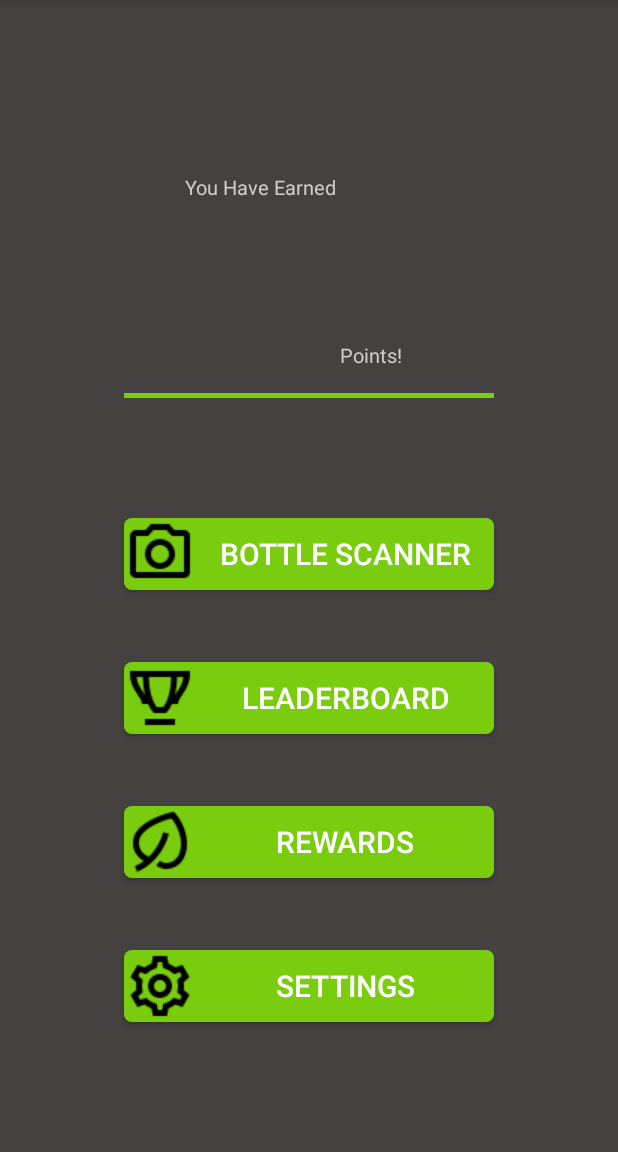
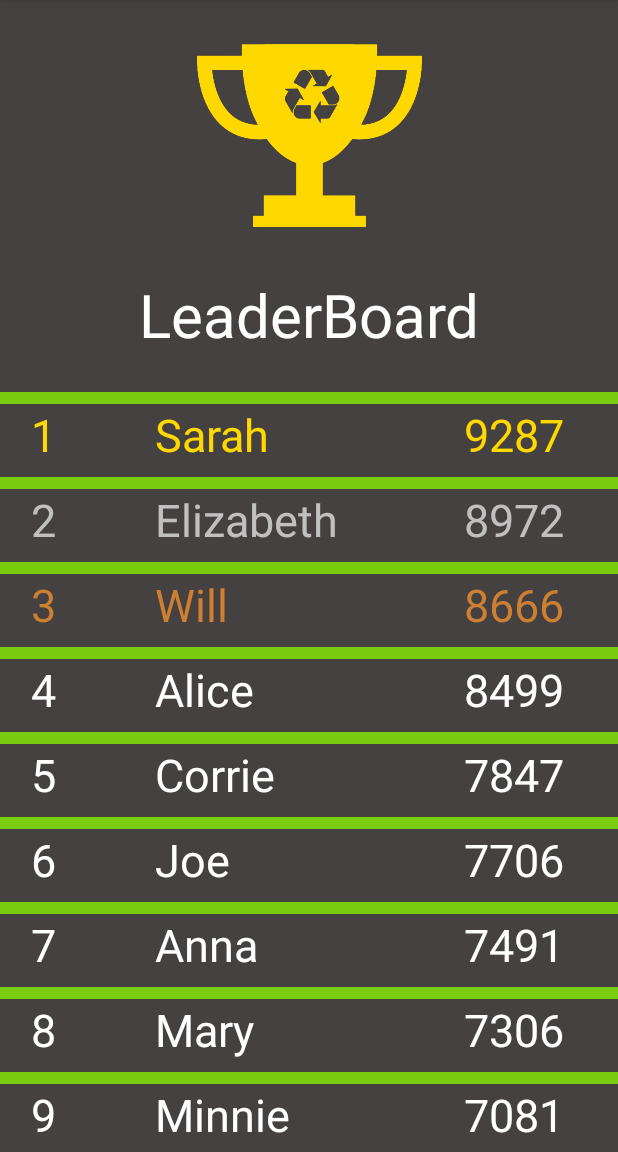
Before and after one commit to Gsilver123/CanScan, an Android app: the HomeFragment screen opened directly, with no data from a screen before it, after a tap on "LEADERBOARD", on a phone screen of 412 x 824 dp, the part 84-1236 px from its top. Run offline under Robolectric (Android 15) with nearby library versions, the phone set to English and light mode, and no system bars; libraries missing offline, so code that uses them is left out: com.mongodb.stitch, org.bson; 3 statements that could not run were skipped.

Commit message:
Added the LeaderBoard
Added the Recycler view for the LeaderBoard. Also fixed a bug in the camera that would result in a possible crash, when the user is first prompted for the camera permissions. LeaderBoard is randomized, with a preset list of names (Just common ones I found on the internet). The users name is factored in aswell.

```diff
--- a/app/build.gradle
+++ b/app/build.gradle
@@ -33,4 +33,5 @@ dependencies {
     androidTestImplementation 'com.android.support.test:runner:1.0.2'
     androidTestImplementation 'com.android.support.test.espresso:espresso-core:3.0.2'
     implementation 'com.google.android.gms:play-services-vision:17.0.2'
+    implementation 'com.android.support:recyclerview-v7:28.0.0'
 }
--- a/app/src/main/java/com/example/canscan/Barcode/BarcodeCameraActivity.java
+++ b/app/src/main/java/com/example/canscan/Barcode/BarcodeCameraActivity.java
@@ -3,6 +3,7 @@ package com.example.canscan.Barcode;
 import android.Manifest;
 import android.content.Context;
 import android.content.DialogInterface;
+import android.content.Intent;
 import android.content.pm.PackageManager;
 import android.graphics.Bitmap;
 import android.graphics.BitmapFactory;
@@ -48,6 +49,8 @@ public class BarcodeCameraActivity extends AppCompatActivity implements View.OnC
         super.onCreate(savedInstanceState);
         setContentView(R.layout.barcode_camera_scanner);
 
+        requestPermissionForCamera();
+
         initializeViewVariables();
         setOnClickListeners();
 
@@ -55,7 +58,6 @@ public class BarcodeCameraActivity extends AppCompatActivity implements View.OnC
         setCameraSource();
 
         initializeBarcodeDetector();
-        requestPermissionForCamera();
         initializeCameraSource(this);
     }
 
@@ -129,7 +131,9 @@ public class BarcodeCameraActivity extends AppCompatActivity implements View.OnC
         if (MY_CAMERA_PERMISSIONS == requestCode) {
             if (grantResults.length > 0
                     && grantResults[0] == PackageManager.PERMISSION_GRANTED) {
-                initializeCameraSource(this);
+                Intent intent = getIntent();
+                finish();
+                startActivity(intent);
             }
         }
     }
@@ -157,7 +161,12 @@ public class BarcodeCameraActivity extends AppCompatActivity implements View.OnC
 
             @Override
             public void surfaceDestroyed(SurfaceHolder holder) {
-                mCameraSource.release();
+                try {
+                    mCameraSource.release();
+                }
+                catch (NullPointerException exception) {
+                    exception.printStackTrace();
+                }
             }
         });
     }
@@ -195,10 +204,10 @@ public class BarcodeCameraActivity extends AppCompatActivity implements View.OnC
 
                     AlertDialog dialog = new AlertDialog.Builder(this)
                             .setMessage("Barcode already scanned")
-                            .setNeutralButton("Ok", (dialog1, which) -> {
-                                dialog1.dismiss();
+                            .setNeutralButton("Ok", (dialogInterface, which) -> {
+                                dialogInterface.dismiss();
                             })
-                            .setOnDismissListener(dialog12 -> {
+                            .setOnDismissListener(dialogInterface -> {
                                 finish();
                             })
                             .create();
--- a/app/src/main/java/com/example/canscan/Home/HomeFragment.java
+++ b/app/src/main/java/com/example/canscan/Home/HomeFragment.java
@@ -4,6 +4,7 @@ import android.content.Intent;
 import android.os.Bundle;
 import android.support.annotation.NonNull;
 import android.support.v4.app.Fragment;
+import android.support.v4.app.FragmentTransaction;
 import android.view.LayoutInflater;
 import android.view.View;
 import android.view.ViewGroup;
@@ -12,9 +13,12 @@ import android.widget.TextView;
 import android.widget.Toast;
 
 import com.example.canscan.Barcode.BarcodeCameraActivity;
+import com.example.canscan.LeaderBoardFragment;
 import com.example.canscan.R;
 import com.example.canscan.User.UserLab;
 import com.example.canscan.User.UserLab.DatabaseObserver;
+
+import java.util.Objects;
 
 public class HomeFragment extends Fragment implements View.OnClickListener, DatabaseObserver {
 
@@ -73,7 +77,7 @@ public class HomeFragment extends Fragment implements View.OnClickListener, Data
                 startCameraActivity();
                 break;
             case R.id.leader_board_btn:
-                Toast.makeText(getContext(), "Leader Boards", Toast.LENGTH_SHORT).show();
+                startFragment(new LeaderBoardFragment());
                 break;
             case R.id.rewards_btn:
                 Toast.makeText(getContext(), "Rewards", Toast.LENGTH_SHORT).show();
@@ -91,4 +95,11 @@ public class HomeFragment extends Fragment implements View.OnClickListener, Data
         Intent intent = new Intent(getContext(), BarcodeCameraActivity.class);
         startActivity(intent);
     }
+
+    private void startFragment(Fragment fragment) {
+        FragmentTransaction transaction = Objects.requireNonNull(getActivity()).getSupportFragmentManager().beginTransaction();
+        transaction.add(R.id.main_fragment_container, fragment);
+        transaction.addToBackStack(null);
+        transaction.commit();
+    }
 }
--- /dev/null
+++ b/app/src/main/java/com/example/canscan/LeaderBoardFragment.java
@@ -0,0 +1,120 @@
+package com.example.canscan;
+
+import android.os.Bundle;
+import android.support.annotation.NonNull;
+import android.support.v4.app.Fragment;
+import android.support.v7.widget.LinearLayoutManager;
+import android.support.v7.widget.RecyclerView;
+import android.view.LayoutInflater;
+import android.view.View;
+import android.view.ViewGroup;
+import android.widget.TextView;
+
+import com.example.canscan.User.User;
+import com.example.canscan.User.UserLab;
+
+import java.util.ArrayList;
+
+public class LeaderBoardFragment extends Fragment {
+
+    private LeaderBoardAdapter mLeaderBoardAdapter;
+    private RecyclerView mLeaderBoardRecyclerView;
+
+    @Override
+    public void onCreate(Bundle savedInstanceState) {
+        super.onCreate(savedInstanceState);
+    }
+
+    public View onCreateView(LayoutInflater inflater, ViewGroup container, Bundle bundle) {
+        View view = inflater.inflate(R.layout.leader_board, container, false);
+
+        UserLab.get().createLeaderBoardList();
+
+        mLeaderBoardRecyclerView = view.findViewById(R.id.leader_board_recyclerView);
+        mLeaderBoardRecyclerView.setLayoutManager(new LinearLayoutManager(getActivity()));
+
+        updateUI();
+
+        return view;
+    }
+
+    private void updateUI() {
+        if (mLeaderBoardAdapter == null) {
+            mLeaderBoardAdapter = new LeaderBoardAdapter();
+            mLeaderBoardRecyclerView.setAdapter(mLeaderBoardAdapter);
+        }
+    }
+
+    class LeaderBoardHolder extends RecyclerView.ViewHolder {
+
+        private TextView mPositionTextView;
+        private TextView mUsernameTextView;
+        private TextView mPointsTextView;
+
+        LeaderBoardHolder(@NonNull LayoutInflater inflater, ViewGroup container) {
+            super(inflater.inflate(R.layout.leader_board_list_item, container, false));
+
+            mPositionTextView = itemView.findViewById(R.id.leader_board_position_textView);
+            mUsernameTextView = itemView.findViewById(R.id.leader_board_username_textView);
+            mPointsTextView = itemView.findViewById(R.id.leader_board_points_textView);
+        }
+
+        void bind(User user, int position) {
+            mPositionTextView.setText(String.valueOf(position + 1));
+            mUsernameTextView.setText(user.getUsername());
+            mPointsTextView.setText(String.valueOf(user.getScore()));
+
+            colorRanking(position + 1);
+        }
+
+        void colorRanking(int position) {
+            switch (position) {
+                case 1:
+                    mPositionTextView.setTextColor(getContext().getColor(R.color.gold));
+                    mUsernameTextView.setTextColor(getContext().getColor(R.color.gold));
+                    mPointsTextView.setTextColor(getContext().getColor(R.color.gold));
+                    break;
+                case 2:
+                    mPositionTextView.setTextColor(getContext().getColor(R.color.silver));
+                    mUsernameTextView.setTextColor(getContext().getColor(R.color.silver));
+                    mPointsTextView.setTextColor(getContext().getColor(R.color.silver));
+                    break;
+                case 3:
+                    mPositionTextView.setTextColor(getContext().getColor(R.color.bronze));
+                    mUsernameTextView.setTextColor(getContext().getColor(R.color.bronze));
+                    mPointsTextView.setTextColor(getContext().getColor(R.color.bronze));
+                    break;
+                default:
+                    mPositionTextView.setTextColor(getContext().getColor(R.color.white));
+                    mUsernameTextView.setTextColor(getContext().getColor(R.color.white));
+                    mPointsTextView.setTextColor(getContext().getColor(R.color.white));
+                    break;
+            }
+        }
+    }
+
+    private class LeaderBoardAdapter extends RecyclerView.Adapter<LeaderBoardHolder> {
+
+        ArrayList<User> mLeaderBoardUsers;
+
+        LeaderBoardAdapter() {
+            mLeaderBoardUsers = UserLab.get().getLeaderBoardUserList();
+        }
+
+        @NonNull
+        @Override
+        public LeaderBoardHolder onCreateViewHolder(@NonNull ViewGroup viewGroup, int i) {
+            return new LeaderBoardHolder(LayoutInflater.from(getActivity()), viewGroup);
+        }
+
+        @Override
+        public void onBindViewHolder(@NonNull LeaderBoardHolder leaderBoardHolder, int i) {
+            leaderBoardHolder.bind(mLeaderBoardUsers.get(i), i);
+        }
+
+        @Override
+        public int getItemCount() {
+            return mLeaderBoardUsers.size();
+        }
+    }
+}
--- a/app/src/main/java/com/example/canscan/LoginActivity.java
+++ b/app/src/main/java/com/example/canscan/LoginActivity.java
@@ -1,6 +1,7 @@
 package com.example.canscan;
 
 import android.content.Intent;
+import android.support.v7.app.AlertDialog;
 import android.support.v7.app.AppCompatActivity;
 import android.os.Bundle;
 import android.text.TextUtils;
@@ -133,7 +134,18 @@ public class LoginActivity extends AppCompatActivity implements View.OnClickList
     }
 
     private void compareUserInputToDatabase(List<Document> documents) throws JSONException {
-        if (documents.get(0) == null) {
+        try {
+            documents.get(0);
+        }
+        catch (IndexOutOfBoundsException exception) {
+            Log.d(STITCH, "No document found");
+            AlertDialog dialog = new AlertDialog.Builder(this)
+                    .setMessage("User not found")
+                    .setNeutralButton("Ok", (dialogInterface, which) -> {
+                        dialogInterface.dismiss();
+                    })
+                    .create();
+            dialog.show();
             return;
         }
 
--- a/app/src/main/java/com/example/canscan/User/User.java
+++ b/app/src/main/java/com/example/canscan/User/User.java
@@ -26,6 +26,16 @@ public class User {
 
     public void setScore(int score) {
         mScore = score;
+    }
+
+    public int compareTo(User user) {
+        if (mScore > user.getScore()) {
+            return -1;
+        }
+        else if (mScore == user.getScore()) {
+            return 0;
+        }
+        return 1;
     }
 
     static class Builder {
--- a/app/src/main/java/com/example/canscan/User/UserLab.java
+++ b/app/src/main/java/com/example/canscan/User/UserLab.java
@@ -9,6 +9,8 @@ import org.json.JSONException;
 import org.json.JSONObject;
 
 import java.util.ArrayList;
+import java.util.Collections;
+import java.util.Comparator;
 import java.util.List;
 import java.util.Objects;
 
@@ -26,6 +28,7 @@ public class UserLab {
 
     private static UserLab sUserLab;
     private ArrayList<DatabaseObserver> mDatabaseObservers = new ArrayList<>();
+    private ArrayList<User> mLeaderBoardUsers;
 
     public static UserLab get() {
         if (sUserLab == null) {
@@ -87,6 +90,27 @@ public class UserLab {
         }
     }
 
+    public void createLeaderBoardList() {
+        mLeaderBoardUsers = new ArrayList<>();
+
+        for (String name : RandomNameList.nameList) {
+            User user = new User.Builder()
+                    .setUsername(name)
+                    .setPassword("password")
+                    .setScore((int) (Math.random() * (10000)))
+                    .create();
+
+            mLeaderBoardUsers.add(user);
+        }
+        mLeaderBoardUsers.add(mCurrentUser);
+
+        Collections.sort(mLeaderBoardUsers, new UserComparator());
+    }
+
+    public ArrayList<User> getLeaderBoardUserList() {
+        return mLeaderBoardUsers;
+    }
+
     public void registerDatabaseObserver(DatabaseObserver databaseObserver) {
         if (!mDatabaseObservers.contains(databaseObserver)) {
             mDatabaseObservers.add(databaseObserver);
@@ -106,4 +130,19 @@ public class UserLab {
     public interface DatabaseObserver {
         void notifyObserverUserCreatedFromDatabase(boolean shouldPushToDatabase);
     }
+
+    private static class RandomNameList {
+
+        static final String[] nameList =  {"Mary", "Anna", "Emma", "Elizabeth", "Minnie", "Margaret",
+            "Ida", "Alice", "Bertha", "Sarah", "Angelina", "Corrie", "Maye", "Harry", "Fred", "David",
+            "Joe", "Charlie", "Richard", "Will", "Oscar", "Robert", "Frank", "Thomas", "Charles"};
+    }
+
+    private static class UserComparator implements Comparator<User> {
+
+        @Override
+        public int compare(User left, User right) {
+            return left.compareTo(right);
+        }
+    }
 }
--- /dev/null
+++ b/app/src/main/res/layout/leader_board.xml
@@ -0,0 +1,47 @@
+<?xml version="1.0" encoding="utf-8"?>
+<android.support.constraint.ConstraintLayout
+    xmlns:android="http://schemas.android.com/apk/res/android"
+    xmlns:app="http://schemas.android.com/apk/res-auto"
+    android:layout_width="match_parent"
+    android:layout_height="match_parent"
+    android:background="@color/colorPrimaryDark">
+
+    <ImageView
+        android:id="@+id/trophy_imageView"
+        android:layout_width="150dp"
+        android:layout_height="150dp"
+        android:background="@drawable/leaderboard_trophy"
+        android:layout_marginTop="16dp"
+        app:layout_constraintStart_toStartOf="parent"
+        app:layout_constraintEnd_toEndOf="parent"
+        app:layout_constraintTop_toTopOf="parent"/>
+
+    <TextView
+        android:id="@+id/leaderboard_textView"
+        android:layout_width="wrap_content"
+        android:layout_height="wrap_content"
+        android:text="@string/leader_board"
+        android:textSize="40sp"
+        android:textColor="@color/white"
+        app:layout_constraintStart_toStartOf="parent"
+        app:layout_constraintEnd_toEndOf="parent"
+        app:layout_constraintTop_toBottomOf="@id/trophy_imageView"
+        app:layout_constraintBottom_toTopOf="@id/recyclerView_top_guideline"/>
+
+    <android.support.v7.widget.RecyclerView
+        android:id="@+id/leader_board_recyclerView"
+        android:layout_width="match_parent"
+        android:layout_height="0dp"
+        app:layout_constraintTop_toTopOf="@id/recyclerView_top_guideline"
+        app:layout_constraintBottom_toBottomOf="parent">
+
+    </android.support.v7.widget.RecyclerView>
+
+    <android.support.constraint.Guideline
+        android:id="@+id/recyclerView_top_guideline"
+        android:layout_width="wrap_content"
+        android:layout_height="wrap_content"
+        android:orientation="horizontal"
+        app:layout_constraintGuide_percent=".33"/>
+
+</android.support.constraint.ConstraintLayout>
--- /dev/null
+++ b/app/src/main/res/layout/leader_board_list_item.xml
@@ -0,0 +1,68 @@
+<?xml version="1.0" encoding="utf-8"?>
+<android.support.constraint.ConstraintLayout
+    xmlns:android="http://schemas.android.com/apk/res/android"
+    xmlns:app="http://schemas.android.com/apk/res-auto"
+    android:layout_width="match_parent"
+    android:layout_height="wrap_content"
+    android:background="@color/colorPrimaryDark">
+
+    <View
+        android:id="@+id/green_divider_line_top"
+        android:layout_width="wrap_content"
+        android:layout_height="8dp"
+        android:background="@color/colorPrimary"
+        android:layout_marginBottom="8dp"
+        android:layout_marginTop="8dp"
+        app:layout_constraintStart_toStartOf="parent"
+        app:layout_constraintEnd_toEndOf="parent"
+        app:layout_constraintTop_toTopOf="parent" />
+
+    <TextView
+        android:id="@+id/leader_board_position_textView"
+        android:layout_width="wrap_content"
+        android:layout_height="wrap_content"
+        android:textSize="30sp"
+        app:layout_constraintStart_toStartOf="@id/position_start_vertical_guideline"
+        app:layout_constraintTop_toBottomOf="@id/green_divider_line_top"
+        app:layout_constraintBottom_toBottomOf="parent"/>
+
+    <TextView
+        android:id="@+id/leader_board_username_textView"
+        android:layout_width="wrap_content"
+        android:layout_height="wrap_content"
+        android:textSize="30sp"
+        app:layout_constraintStart_toStartOf="@id/username_start_vertical_guideline"
+        app:layout_constraintTop_toBottomOf="@id/green_divider_line_top"
+        app:layout_constraintBottom_toBottomOf="parent"/>
+
+    <TextView
+        android:id="@+id/leader_board_points_textView"
+        android:layout_width="wrap_content"
+        android:layout_height="wrap_content"
+        android:textSize="30sp"
+        app:layout_constraintStart_toStartOf="@id/points_start_vertical_guideline"
+        app:layout_constraintTop_toBottomOf="@id/green_divider_line_top"
+        app:layout_constraintBottom_toBottomOf="parent"/>
+
+    <android.support.constraint.Guideline
+        android:id="@+id/position_start_vertical_guideline"
+        android:layout_width="wrap_content"
+        android:layout_height="wrap_content"
+        android:orientation="vertical"
+        app:layout_constraintGuide_percent=".05"/>
+
+    <android.support.constraint.Guideline
+        android:id="@+id/username_start_vertical_guideline"
+        android:layout_width="wrap_content"
+        android:layout_height="wrap_content"
+        android:orientation="vertical"
+        app:layout_constraintGuide_percent=".25"/>
+
+    <android.support.constraint.Guideline
+        android:id="@+id/points_start_vertical_guideline"
+        android:layout_width="wrap_content"
+        android:layout_height="wrap_content"
+        android:orientation="vertical"
+        app:layout_constraintGuide_percent=".75"/>
+
+</android.support.constraint.ConstraintLayout>
--- a/app/src/main/res/values/colors.xml
+++ b/app/src/main/res/values/colors.xml
@@ -6,4 +6,8 @@
 
     <color name="grey">#cccccc</color>
     <color name="white">#ffffff</color>
+
+    <color name="gold">#ffd800</color>
+    <color name="silver">#c0c0c0</color>
+    <color name="bronze">#cd7f32</color>
 </resources>
```
Also changed, not shown: app/src/main/res/drawable/leaderboard_trophy.png (added).
